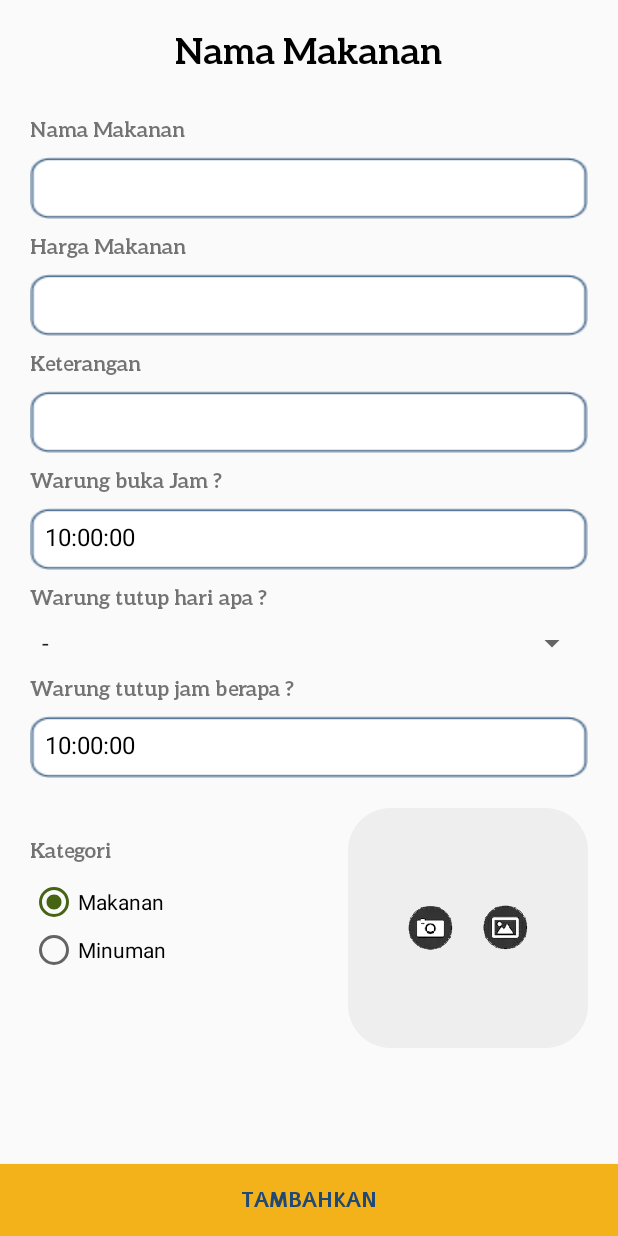
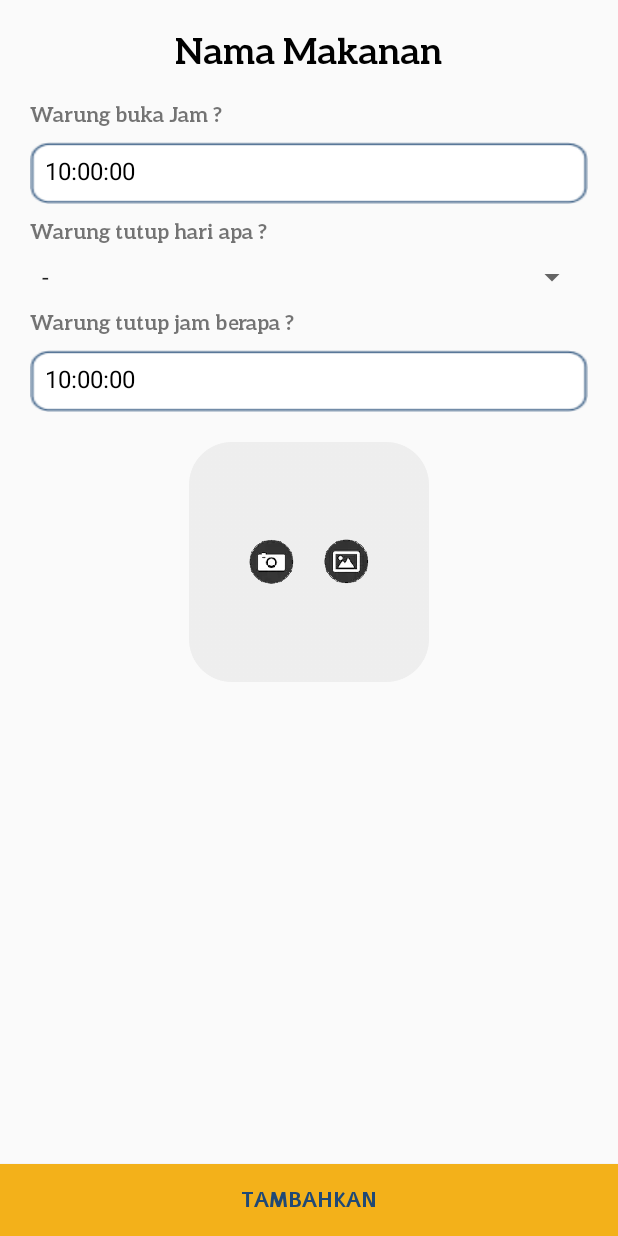
Before and after one commit to alfanshter/IkiWarung, an Android app: the aktifasiWarungActivity screen opened directly, with no data from a screen before it, on a phone screen of 412 x 824 dp. Run offline under Robolectric (Android 15) with nearby library versions, the phone set to English and light mode, and no system bars; our stand-ins replace Firebase (no records; nobody signed in at launch, a user with empty details on screens opened directly), Picasso, data binding; pictures from the network do not load; 3 statements that could not run were skipped.

Commit message:
perubahan firstadd activity ke AktifasiWarungActivity

```diff
--- a/app/src/main/AndroidManifest.xml
+++ b/app/src/main/AndroidManifest.xml
@@ -16,7 +16,7 @@
         <activity android:name="com.alfanshter.iki_warung.Ui.Riwayat.DetailRiwayatActivity"></activity>
         <activity android:name="com.alfanshter.iki_warung.EditRestoActivity" />
         <activity android:name="com.alfanshter.iki_warung.EditActivity" />
-        <activity android:name="com.alfanshter.iki_warung.firstaddfoodActivity" />
+        <activity android:name="com.alfanshter.iki_warung.aktifasiWarungActivity" />
         <activity android:name="com.alfanshter.iki_warung.SplashScreen">
             <intent-filter>
                 <action android:name="android.intent.action.MAIN" />
--- a/app/src/main/java/com/alfanshter/iki_warung/MainActivity.kt
+++ b/app/src/main/java/com/alfanshter/iki_warung/MainActivity.kt
@@ -109,7 +109,7 @@ class MainActivity : AppCompatActivity(), AnkoLogger {
 
     fun isloading(state: Int) {
         if (state == 1) {
-            startActivity(intentFor<firstaddfoodActivity>().clearTask().newTask())
+            startActivity(intentFor<aktifasiWarungActivity>().clearTask().newTask())
             finish()
         } else if (state == 2) {
             toast(Constant.selamat)
--- a/app/src/main/java/com/alfanshter/iki_warung/firstaddfoodActivity.kt
+++ b/app/src/main/java/com/alfanshter/iki_warung/aktifasiWarungActivity.kt
@@ -16,18 +16,15 @@ import android.widget.Spinner
 import androidx.databinding.DataBindingUtil
 import androidx.lifecycle.ViewModelProviders
 import com.alfanshter.iki_warung.Utils.Constant
-import com.alfanshter.iki_warung.databinding.ActivityFirstaddfoodBinding
-import com.alfanshter.iki_warung.viewmodel.FoodViewModel
+import com.alfanshter.iki_warung.databinding.ActivityAktifasiwarungBinding
+import com.alfanshter.iki_warung.viewmodel.UsersViewModel
 import com.alfanshter.udinlelangfix.Session.SessionManager
 import com.google.firebase.auth.FirebaseAuth
 import com.google.firebase.database.DatabaseReference
 import com.google.firebase.database.FirebaseDatabase
 import com.google.firebase.storage.StorageReference
 import com.squareup.picasso.Picasso
-import kotlinx.android.synthetic.main.activity_firstaddfood.*
-import kotlinx.android.synthetic.main.activity_firstaddfood.btn_foto
-import kotlinx.android.synthetic.main.activity_firstaddfood.btn_galery
-import kotlinx.android.synthetic.main.activity_firstaddfood.gambar_makanan
+import kotlinx.android.synthetic.main.activity_aktifasiwarung.*
 import org.jetbrains.anko.clearTask
 import org.jetbrains.anko.intentFor
 import org.jetbrains.anko.newTask
@@ -35,7 +32,7 @@ import org.jetbrains.anko.toast
 import java.text.SimpleDateFormat
 import java.util.*
 
-class firstaddfoodActivity : AppCompatActivity() {
+class aktifasiWarungActivity : AppCompatActivity() {
     lateinit var sessionManager: SessionManager
     var nama: String? = null
     var harga: String? = null
@@ -58,7 +55,6 @@ class firstaddfoodActivity : AppCompatActivity() {
         var jambukawarung: String? = null
         var jamtutupwarung: String? = null
         var image_uri: Uri? = null
-        var kategori: String? = null
 
     }
 
@@ -66,17 +62,17 @@ class firstaddfoodActivity : AppCompatActivity() {
     lateinit var progressDialog: ProgressDialog
 
     //binding
-    lateinit var binding: ActivityFirstaddfoodBinding
-    lateinit var foodViewModel: FoodViewModel
+    lateinit var binding: ActivityAktifasiwarungBinding
+    lateinit var userviewmodel: UsersViewModel
     override fun onCreate(savedInstanceState: Bundle?) {
         super.onCreate(savedInstanceState)
         sessionManager = SessionManager(this)
         progressDialog = ProgressDialog(this)
-        binding = DataBindingUtil.setContentView(this, R.layout.activity_firstaddfood)
-        foodViewModel = ViewModelProviders.of(this).get(FoodViewModel::class.java)
-        binding.viewmodels = foodViewModel
+        binding = DataBindingUtil.setContentView(this, R.layout.activity_aktifasiwarung)
+        userviewmodel = ViewModelProviders.of(this).get(UsersViewModel::class.java)
+        binding.viewmodels = userviewmodel
 
-        foodViewModel.getState().observer(this, androidx.lifecycle.Observer {
+        userviewmodel.getState().observer(this, androidx.lifecycle.Observer {
             handleUiState(it)
         })
         val hari = resources.getStringArray(R.array.hari)
@@ -114,10 +110,6 @@ class firstaddfoodActivity : AppCompatActivity() {
 
         }
 
-        val intSelectkategori: Int = radioGroup_kategori!!.checkedRadioButtonId
-        radiokategori = findViewById(intSelectkategori)
-        kategori = radiokategori.text.toString()
-
 
         btn_galery.setOnClickListener {
             pilihfile()
@@ -132,20 +124,22 @@ class firstaddfoodActivity : AppCompatActivity() {
 
     }
 
-    private fun handleUiState(it: FoodViewModel.FoodState?) {
+    private fun handleUiState(it: UsersViewModel.UserState?) {
         when (it) {
-            is FoodViewModel.FoodState.IsLoading -> loading(it.loading)
-            is FoodViewModel.FoodState.ShowToast -> toast(it.message)
-            is FoodViewModel.FoodState.IsSukses -> insertfirstfood(it.sukses)
+            is UsersViewModel.UserState.ShowToast -> toast(it.message)
+            is UsersViewModel.UserState.Isloading -> loading(it.userstate)
+            is UsersViewModel.UserState.IsSuccess -> aktifasi_warung(it.what)
         }
 
     }
 
-    private fun insertfirstfood(sukses: Int?) {
+
+    private fun aktifasi_warung(sukses: Int?) {
         if (sukses == 1) {
             startActivity(
                 intentFor<MainActivity>().clearTask().newTask()
             )
+            finish()
         }
     }
 
--- a/app/src/main/java/com/alfanshter/iki_warung/viewmodel/FoodViewModel.kt
+++ b/app/src/main/java/com/alfanshter/iki_warung/viewmodel/FoodViewModel.kt
@@ -5,12 +5,11 @@ import android.view.View
 import androidx.lifecycle.ViewModel
 import com.alfanshter.iki_warung.Utils.Constant
 import com.alfanshter.iki_warung.Utils.SingleLiveEvent
-import com.alfanshter.iki_warung.firstaddfoodActivity
-import com.alfanshter.iki_warung.firstaddfoodActivity.Companion.image_uri
-import com.alfanshter.iki_warung.firstaddfoodActivity.Companion.jambukawarung
-import com.alfanshter.iki_warung.firstaddfoodActivity.Companion.jamtutupwarung
-import com.alfanshter.iki_warung.firstaddfoodActivity.Companion.kategori
-import com.alfanshter.iki_warung.firstaddfoodActivity.Companion.openday
+import com.alfanshter.iki_warung.aktifasiWarungActivity
+import com.alfanshter.iki_warung.aktifasiWarungActivity.Companion.image_uri
+import com.alfanshter.iki_warung.aktifasiWarungActivity.Companion.jambukawarung
+import com.alfanshter.iki_warung.aktifasiWarungActivity.Companion.jamtutupwarung
+import com.alfanshter.iki_warung.aktifasiWarungActivity.Companion.openday
 import com.google.android.gms.tasks.Continuation
 import com.google.android.gms.tasks.Task
 import com.google.firebase.auth.FirebaseAuth
@@ -49,7 +48,9 @@ class FoodViewModel : ViewModel(), AnkoLogger {
         firestore = FirebaseFirestore.getInstance()
     }
 
-    fun btn_tambahkan(view: View) {
+
+    //tambah menu
+    /*fun btn_tambahkan(view: View) {
         state.value = FoodState.IsLoading(true)
         inisialisasifirebase()
 
@@ -97,9 +98,9 @@ class FoodViewModel : ViewModel(), AnkoLogger {
                     usermap["nama"] = nama_makanan.toString()
                     usermap["id"] = key.toString()
                     usermap["kode_makanan"] = kode.toString()
-                    usermap["tutup_warungday"] = firstaddfoodActivity.openday.toString()
-                    usermap["jam_buka"] = firstaddfoodActivity.jambukawarung.toString()
-                    usermap["jam_tutup"] = firstaddfoodActivity.jamtutupwarung.toString()
+                    usermap["tutup_warungday"] = aktifasiWarungActivity.openday.toString()
+                    usermap["jam_buka"] = aktifasiWarungActivity.jambukawarung.toString()
+                    usermap["jam_tutup"] = aktifasiWarungActivity.jamtutupwarung.toString()
                     usermap["uid"] = UserId.toString()
                     info { "dinda $UserId" }
                     val docref =
@@ -122,16 +123,17 @@ class FoodViewModel : ViewModel(), AnkoLogger {
                 state.value = FoodState.IsLoading(false)
         }
     }
+   */
+
     //ambil data ketika gak ada makanan sama sekali langsung diarahkan ke firstfood
-    fun IsGetData(){
+    fun IsGetData() {
         inisialisasifirebase()
-        val docref = firestore.collection("Warung_Detail").whereEqualTo("alfan","dinda")
-                if (docref.get().isSuccessful){
+        val docref = firestore.collection("Warung_Detail").whereEqualTo("alfan", "dinda")
+        if (docref.get().isSuccessful) {
             info { "dinda benar" }
-                }else{
+        } else {
             info { "dinda salah" }
         }
-
 
 
     }
@@ -162,8 +164,6 @@ class FoodViewModel : ViewModel(), AnkoLogger {
     }
 
 
-
-
     fun getState() = state
 
 
--- a/app/src/main/java/com/alfanshter/iki_warung/viewmodel/UsersViewModel.kt
+++ b/app/src/main/java/com/alfanshter/iki_warung/viewmodel/UsersViewModel.kt
@@ -1,21 +1,44 @@
 package com.alfanshter.iki_warung.viewmodel
 
+import android.net.Uri
+import android.view.View
 import androidx.lifecycle.ViewModel
 import com.alfanshter.iki_warung.Model.UsersModel
+import com.alfanshter.iki_warung.Utils.Constant
+import com.alfanshter.iki_warung.Utils.FirebaseInisalisasi.Companion.firestore
 import com.alfanshter.iki_warung.Utils.SingleLiveEvent
+import com.alfanshter.iki_warung.aktifasiWarungActivity
+import com.alfanshter.iki_warung.aktifasiWarungActivity.Companion.image_uri
+import com.alfanshter.iki_warung.aktifasiWarungActivity.Companion.jambukawarung
+import com.alfanshter.iki_warung.aktifasiWarungActivity.Companion.jamtutupwarung
+import com.alfanshter.iki_warung.aktifasiWarungActivity.Companion.openday
+import com.google.android.gms.tasks.Continuation
+import com.google.android.gms.tasks.Task
 import com.google.firebase.auth.FirebaseAuth
+import com.google.firebase.database.FirebaseDatabase
 import com.google.firebase.firestore.FirebaseFirestore
+import com.google.firebase.storage.FirebaseStorage
+import com.google.firebase.storage.StorageReference
+import com.google.firebase.storage.StorageTask
+import com.google.firebase.storage.UploadTask
 import org.jetbrains.anko.AnkoLogger
 import org.jetbrains.anko.info
+import kotlin.math.roundToInt
 
 class UsersViewModel : ViewModel(), AnkoLogger {
     private var state: SingleLiveEvent<UserState> = SingleLiveEvent()
+    private var storageUsers: StorageReference? = null
 
     //firebase
     lateinit var firestoreuser: FirebaseFirestore
     lateinit var auth: FirebaseAuth
     var UserId: String? = null
+    private var myUrl = ""
     fun inisialisasidatabase() {
+        storageUsers =
+            FirebaseStorage.getInstance().reference.child("Warung").child(UserId.toString())
+                .child("daftar")
+
         firestoreuser = FirebaseFirestore.getInstance()
         auth = FirebaseAuth.getInstance()
         UserId = auth.currentUser!!.uid
@@ -38,6 +61,67 @@ class UsersViewModel : ViewModel(), AnkoLogger {
         state.value = UserState.Isloading(false)
     }
 
+    //aktifasi warung ketika pendaftaran awal
+    fun btn_aktifasi(view: View) {
+        inisialisasidatabase()
+        state.value = UserState.Isloading(true)
+        if (openday.isNullOrEmpty() || jambukawarung.isNullOrEmpty() || jamtutupwarung.isNullOrEmpty() || image_uri == null) {
+            state.value = UserState.Isloading(false)
+            state.value = UserState.ShowToast("Isi Semua Kolom")
+        } else {
+
+
+            val fileref =
+                storageUsers!!.child(
+                    System.currentTimeMillis().toString() + ".jpg"
+                )
+            var uploadTask: StorageTask<*>
+            uploadTask = fileref.putFile(image_uri!!)
+            uploadTask.continueWithTask(Continuation<UploadTask.TaskSnapshot, Task<Uri>> { task ->
+                if (!task.isSuccessful) {
+                    task.exception?.let {
+                        throw  it
+                        state.value = UserState.ShowToast(it.message.toString())
+                    }
+                }
+                return@Continuation fileref.downloadUrl
+            }).addOnCompleteListener { task ->
+                if (task.isSuccessful) {
+                    val downloadUrl = task.result
+                    val key =
+                        FirebaseDatabase.getInstance().reference.push().key
+
+                    myUrl = downloadUrl.toString()
+                    val usermap: MutableMap<String, Any?> = HashMap()
+
+                    usermap["foto_icon"] = myUrl
+                    usermap["hari_tutup"] = openday.toString()
+                    usermap["jam_buka"] = jambukawarung.toString()
+                    usermap["jam_tutup"] = jamtutupwarung.toString()
+                    usermap["status_aktivasi"] = true
+                    val docref =
+                        firestoreuser.collection("Warung_Akun").document(UserId.toString()).update(
+                            usermap
+                        ).addOnCompleteListener {
+                            if (it.isSuccessful) {
+                                state.value = UserState.IsSuccess(1)
+                                state.value = UserState.Isloading(false)
+                            } else {
+                                state.value = UserState.ShowToast(Constant.error)
+                                state.value = UserState.Isloading(false)
+                            }
+                        }
+                } else {
+                    state.value = UserState.ShowToast(Constant.error)
+                    state.value = UserState.Isloading(false)
+                }
+
+            }
+
+
+        }
+    }
+
     fun getState() = state
 
 
--- a/app/src/main/res/layout/activity_firstaddfood.xml
+++ b/app/src/main/res/layout/activity_aktifasiwarung.xml
@@ -8,13 +8,13 @@
         <import type="android.view.View"/>
             <variable
                 name="viewmodels"
-                type="com.alfanshter.iki_warung.viewmodel.FoodViewModel" />
+                type="com.alfanshter.iki_warung.viewmodel.UsersViewModel" />
     </data>
 
     <RelativeLayout
         android:layout_width="match_parent"
         android:layout_height="match_parent"
-        tools:context=".firstaddfoodActivity">
+        tools:context=".aktifasiWarungActivity">
 
         <ScrollView
             android:layout_width="match_parent"
@@ -44,82 +44,12 @@
 
                         />
 
-                    <TextView
-                        android:layout_width="wrap_content"
-                        android:layout_height="wrap_content"
-                        android:text="Nama Makanan"
-                        android:layout_marginTop="30dp"
-                        android:id="@+id/nama_makanan"
-                        android:textSize="14dp"
-                        android:fontFamily="@font/aleo_bold"
-
-                        />
-
-                    <EditText
-                        android:id="@+id/edt_nama"
-                        android:layout_width="match_parent"
-                        android:layout_height="wrap_content"
-                        android:textColorHint="@color/black"
-                        android:background="@drawable/kotakisi"
-                        android:paddingLeft="10dp"
-                        android:textColor="@color/black"
-                        android:textSize="16sp"
-                        android:text="@={viewmodels.nama_makanan}"
-                        android:layout_marginTop="10dp"
-                        android:inputType="textPersonName" />
-
-                    <TextView
-                        android:layout_width="wrap_content"
-                        android:layout_height="wrap_content"
-                        android:text="Harga Makanan"
-                        android:layout_marginTop="10dp"
-                        android:id="@+id/txt_harga"
-                        android:textSize="14dp"
-                        android:fontFamily="@font/aleo_bold"
-
-                        />
-
-                    <EditText
-                        android:id="@+id/edt_harga"
-                        android:layout_width="match_parent"
-                        android:layout_height="wrap_content"
-                        android:textColorHint="@color/black"
-                        android:background="@drawable/kotakisi"
-                        android:layout_marginTop="10dp"
-                        android:paddingLeft="10dp"
-                        android:textColor="@color/black"
-                        android:text="@={viewmodels.harga_makanan}"
-                        android:textSize="16sp"
-                        android:inputType="numberDecimal" />
-
-                    <TextView
-                        android:layout_width="wrap_content"
-                        android:layout_height="wrap_content"
-                        android:text="Keterangan"
-                        android:layout_marginTop="10dp"
-                        android:id="@+id/txt_keterangan"
-                        android:textSize="14dp"
-                        android:fontFamily="@font/aleo_bold"
-
-                        />
-
-                    <EditText
-                        android:id="@+id/edt_keterangan"
-                        android:layout_width="match_parent"
-                        android:layout_height="wrap_content"
-                        android:textColorHint="@color/black"
-                        android:background="@drawable/kotakisi"
-                        android:layout_marginTop="10dp"
-                        android:paddingLeft="10dp"
-                        android:text="@={viewmodels.keterangan_makanan}"
-                        android:textColor="@color/black"
-                        android:textSize="16sp" />
 
                     <TextView
                         android:layout_width="wrap_content"
                         android:layout_height="wrap_content"
                         android:text="Warung buka Jam ?"
-                        android:layout_marginTop="10dp"
+                        android:layout_marginTop="20dp"
                         android:textSize="14dp"
                         android:fontFamily="@font/aleo_bold"
 
@@ -179,51 +109,11 @@
 
                 </LinearLayout>
 
-                <LinearLayout
-                    android:layout_width="wrap_content"
-                    android:layout_height="wrap_content"
-                    android:orientation="vertical"
-                    android:id="@+id/baris2"
-                    android:layout_below="@id/baris1"
-                    android:layout_margin="20dp">
-
-                    <TextView
-                        android:layout_width="wrap_content"
-                        android:layout_height="wrap_content"
-                        android:text="Kategori"
-                        android:textSize="14dp"
-                        android:fontFamily="@font/aleo_bold" />
-
-                    <RadioGroup
-                        android:id="@+id/radioGroup_kategori"
-                        android:layout_width="wrap_content"
-                        android:layout_marginTop="10dp"
-                        android:layout_height="wrap_content"
-                        android:layout_centerInParent="true">
-
-                        <RadioButton
-                            android:id="@+id/radio_makanan"
-                            android:layout_width="wrap_content"
-                            android:layout_height="wrap_content"
-                            android:checked="true"
-                            android:text="Makanan" />
-
-                        <RadioButton
-                            android:id="@+id/radio_minuman"
-                            android:layout_width="wrap_content"
-                            android:layout_height="wrap_content"
-                            android:text="Minuman" />
-
-                    </RadioGroup>
-
-
-                </LinearLayout>
-
                 <RelativeLayout
                     android:layout_width="wrap_content"
                     android:layout_height="wrap_content"
                     android:layout_below="@id/baris1"
-                    android:layout_alignParentRight="true"
+                    android:layout_centerHorizontal="true"
                     android:layout_marginRight="20dp"
 
                     >
@@ -270,7 +160,7 @@
             android:layout_height="wrap_content"
             android:text="TAMBAHKAN"
             android:id="@+id/btnUpload"
-            android:onClick="@{viewmodels.btn_tambahkan}"
+            android:onClick="@{viewmodels.btn_aktifasi}"
             android:fontFamily="@font/alef_bold"
             android:textColor="@color/colordongker"
             android:layout_alignParentBottom="true" />
```
Lines whose indentation alone changed are shown as unchanged.
